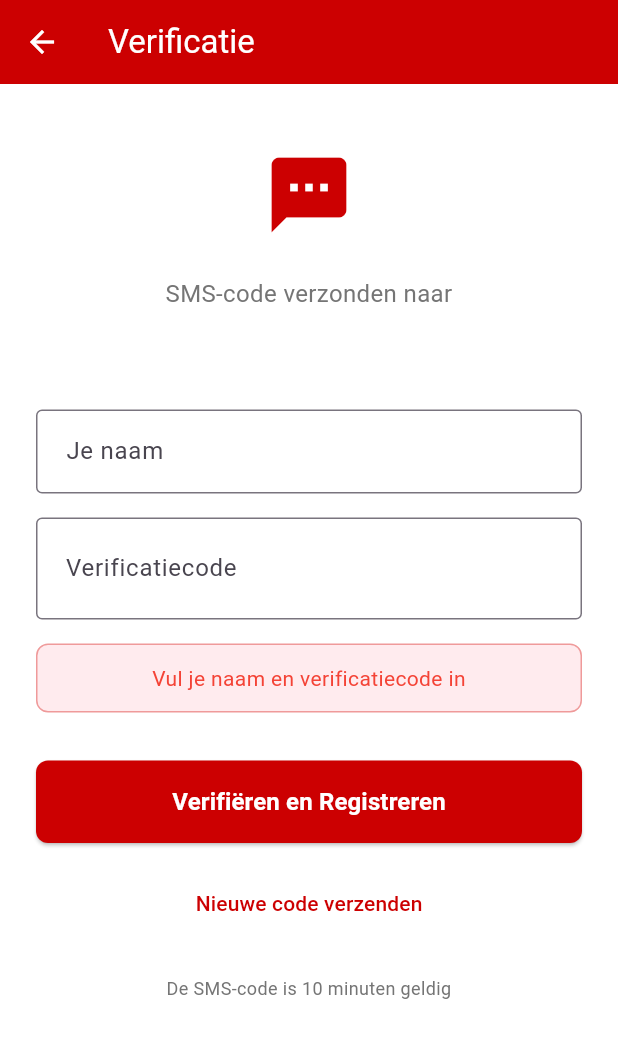
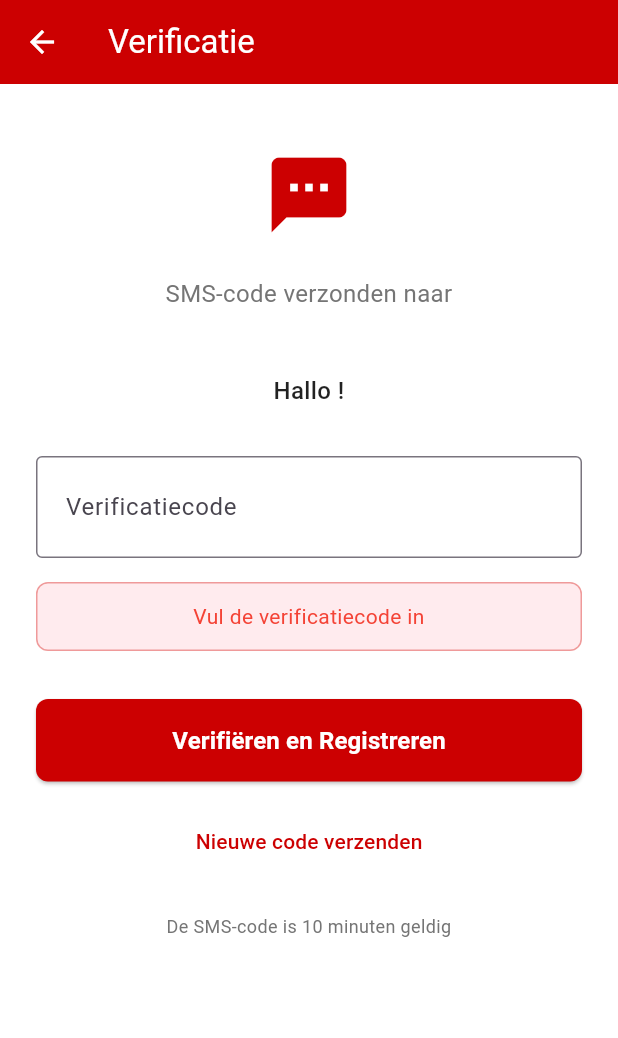
Before and after one commit to Blu8print/uyc-universal-chat, a Flutter app: the SmsVerificationScreen screen opened directly with empty values, after a tap on "Verifiëren en Registreren", on a phone screen of 412 x 824 dp. Shown: the top 1038 px of the screen. Run offline on Flutter 3.47's test engine with Material 3 defaults, Android fonts, the phone set to English and light mode, and no system bars; our stand-ins replace shared_preferences; accounts and stored records are empty.

Commit message:
v1.2.0 - Claude fixes on overflow and verification screen

```diff
--- a/lib/screens/auth/sms_verification_screen.dart
+++ b/lib/screens/auth/sms_verification_screen.dart
@@ -5,10 +5,12 @@ import '../../screens/chat_screen.dart';
 
 class SmsVerificationScreen extends StatefulWidget {
   final String phoneNumber;
+  final String name;
 
   const SmsVerificationScreen({
     super.key,
     required this.phoneNumber,
+    required this.name,
   });
 
   @override
@@ -16,7 +18,6 @@ class SmsVerificationScreen extends StatefulWidget {
 }
 
 class _SmsVerificationScreenState extends State<SmsVerificationScreen> {
-  final TextEditingController _nameController = TextEditingController();
   final TextEditingController _codeController = TextEditingController();
   bool _isLoading = false;
   String? _errorMessage;
@@ -24,20 +25,18 @@ class _SmsVerificationScreenState extends State<SmsVerificationScreen> {
 
   @override
   void dispose() {
-    _nameController.dispose();
     _codeController.dispose();
     super.dispose();
   }
 
   bool _isValidInput() {
-    return _nameController.text.trim().isNotEmpty &&
-           _codeController.text.trim().length >= 4;
+    return _codeController.text.trim().length >= 4;
   }
 
   Future<void> _verifyCode() async {
     if (!_isValidInput()) {
       setState(() {
-        _errorMessage = 'Vul je naam en verificatiecode in';
+        _errorMessage = 'Vul de verificatiecode in';
       });
       return;
     }
@@ -49,7 +48,7 @@ class _SmsVerificationScreenState extends State<SmsVerificationScreen> {
 
     final response = await AuthService.verifyAndRegister(
       phoneNumber: widget.phoneNumber,
-      name: _nameController.text.trim(),
+      name: widget.name,
       smsCode: _codeController.text.trim(),
     );
 
@@ -159,29 +158,17 @@ class _SmsVerificationScreenState extends State<SmsVerificationScreen> {
                     color: Color(0xFFCC0001),
                   ),
                 ),
+                const SizedBox(height: 8),
+                Text(
+                  'Hallo ${widget.name}!',
+                  textAlign: TextAlign.center,
+                  style: const TextStyle(
+                    fontSize: 16,
+                    fontWeight: FontWeight.w500,
+                    color: Colors.black87,
+                  ),
+                ),
                 const SizedBox(height: 32),
-
-                // Name input
-                TextField(
-                  controller: _nameController,
-                  textCapitalization: TextCapitalization.words,
-                  style: const TextStyle(fontSize: 16),
-                  decoration: const InputDecoration(
-                    labelText: 'Je naam',
-                    hintText: 'Voor- en achternaam',
-                    border: OutlineInputBorder(),
-                    contentPadding: EdgeInsets.symmetric(horizontal: 16, vertical: 16),
-                  ),
-                  onChanged: (value) {
-                    if (_errorMessage != null) {
-                      setState(() {
-                        _errorMessage = null;
-                      });
-                    }
-                  },
-                ),
-
-                const SizedBox(height: 16),
 
                 // SMS code input
                 TextField(
@@ -192,11 +179,12 @@ class _SmsVerificationScreenState extends State<SmsVerificationScreen> {
                     LengthLimitingTextInputFormatter(6),
                   ],
                   textAlign: TextAlign.center,
-                  style: const TextStyle(
+                  style: TextStyle(
                     fontSize: 24,
                     fontWeight: FontWeight.bold,
-                    letterSpacing: 8,
+                    letterSpacing: MediaQuery.of(context).size.width < 360 ? 4 : 8,
                   ),
+                  maxLines: 1,
                   decoration: const InputDecoration(
                     labelText: 'Verificatiecode',
                     hintText: '123456',
```
Also changed, not shown: lib/screens/auth/phone_input_screen.dart (+46 -2 lines), 4 other files.
